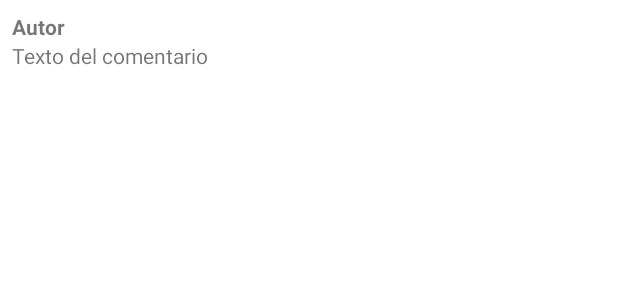
After one commit to d3iBiD23/OnlyPuig, an Android app: the layout viewholder_comment.xml on its own in the app's theme, with its tools: preview values and no code run, on a phone screen of 412 x 824 dp. The commit adds this screen. Shown: the top 300 px of the screen. Run offline under Robolectric (Android 15) with nearby library versions, the phone set to English and light mode, and no system bars.

Commit message:
comments implementation in the makings...

```diff
--- a/app/src/main/java/com/example/onlypuig/HomeFragment.java
+++ b/app/src/main/java/com/example/onlypuig/HomeFragment.java
@@ -215,7 +215,10 @@ public class HomeFragment extends Fragment {
                 holder.mediaImageView.setVisibility(View.GONE);
             }
 
-            holder.commentTextView.setText(post.get("comments").toString());
+            holder.commentTextView.setOnClickListener(view -> {
+                appViewModel.postSeleccionado.setValue(post);
+                navController.navigate(R.id.commentsRecyclerView);
+            });
 
             // Mostrar botón de eliminar solo si el usuario es el autor del post
             if (post.get("uid") != null && post.get("uid").toString().equals(userId)) {
--- /dev/null
+++ b/app/src/main/res/layout/viewholder_comment.xml
@@ -0,0 +1,21 @@
+<?xml version="1.0" encoding="utf-8"?>
+<LinearLayout
+    xmlns:android="http://schemas.android.com/apk/res/android"
+    android:layout_width="match_parent"
+    android:layout_height="wrap_content"
+    android:orientation="vertical"
+    android:padding="8dp">
+
+    <TextView
+        android:id="@+id/commentAuthorTextView"
+        android:layout_width="wrap_content"
+        android:layout_height="wrap_content"
+        android:textStyle="bold"
+        android:text="Autor" />
+
+    <TextView
+        android:id="@+id/commentTextView"
+        android:layout_width="wrap_content"
+        android:layout_height="wrap_content"
+        android:text="Texto del comentario" />
+</LinearLayout>
--- a/app/src/main/res/values/strings.xml
+++ b/app/src/main/res/values/strings.xml
@@ -16,4 +16,5 @@
     <string name="APPWRITE_DATABASE_ID">"67b772b1001565a871e6"</string>
     <string name="APPWRITE_POSTS_COLLECTION_ID">67b7735c00277f322ec9</string>
     <string name="APPWRITE_STORAGE_BUCKET_ID">67b7797f0021e9583385</string>
+    <string name="APPWRITE_COMMENTS_COLLECTION_ID">67cb45e1001eeded382b</string>
 </resources>
```
Also changed, not shown: app/src/main/java/com/example/onlypuig/CommentsAdapter.java (added, +66 -0 lines), app/src/main/java/com/example/onlypuig/CommentsFragment.java (added, +126 -0 lines), app/src/main/res/layout/fragment_comments.xml (added, +37 -0 lines), app/src/main/res/layout/viewholder_post.xml (+0 -7 lines), app/src/main/res/navigation/mobile_navigation.xml (+7 -0 lines).
